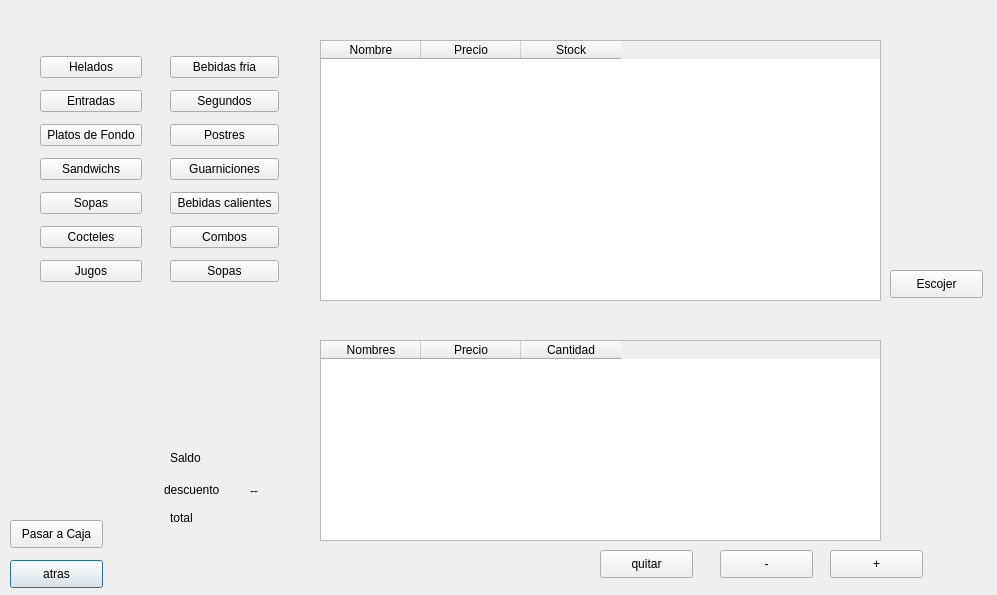
First picture: the form in Restaurante/registrarmesa.ui, repository kpzaolod6000/HELLOWORLD, before the edit.
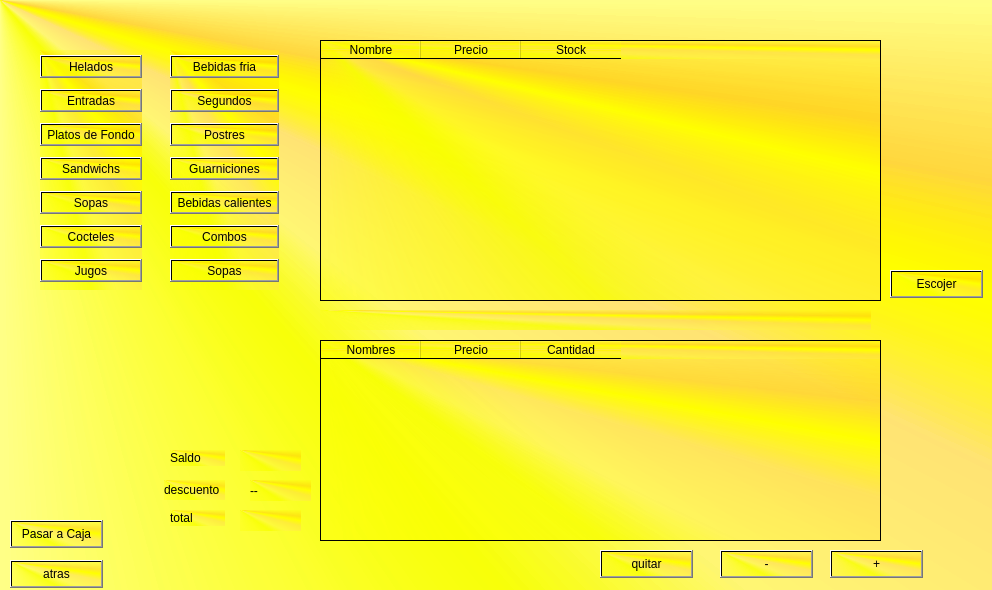
Second picture: the form after the edit.

```diff
--- a/Restaurante/registrarmesa.ui
+++ b/Restaurante/registrarmesa.ui
@@ -6,13 +6,16 @@
    <rect>
     <x>0</x>
     <y>0</y>
-    <width>997</width>
-    <height>595</height>
+    <width>992</width>
+    <height>590</height>
    </rect>
   </property>
   <property name="windowTitle">
    <string>Dialog</string>
   </property>
+  <property name="styleSheet">
+   <string notr="true">background-color: qconicalgradient(cx:0, cy:0, angle:135, stop:0 rgba(255, 255, 0, 69), stop:0.375 rgba(255, 255, 0, 69), stop:0.423533 rgba(251, 255, 0, 145), stop:0.45 rgba(247, 255, 0, 208), stop:0.477581 rgba(255, 244, 71, 130), stop:0.518717 rgba(255, 218, 71, 130), stop:0.55 rgba(255, 255, 0, 255), stop:0.57754 rgba(255, 203, 0, 130), stop:0.625 rgba(255, 255, 0, 69), stop:1 rgba(255, 255, 0, 69));</string>
+  </property>
   <widget class="QPushButton" name="pushButton_back">
    <property name="geometry">
     <rect>
@@ -232,7 +235,7 @@
     <string>Pasar a Caja</string>
    </property>
   </widget>
-  <widget class="QWidget" name="">
+  <widget class="QWidget" name="layoutWidget">
    <property name="geometry">
     <rect>
      <x>170</x>
@@ -293,7 +296,7 @@
     </item>
    </layout>
   </widget>
-  <widget class="QWidget" name="">
+  <widget class="QWidget" name="layoutWidget">
    <property name="geometry">
     <rect>
      <x>40</x>
```
